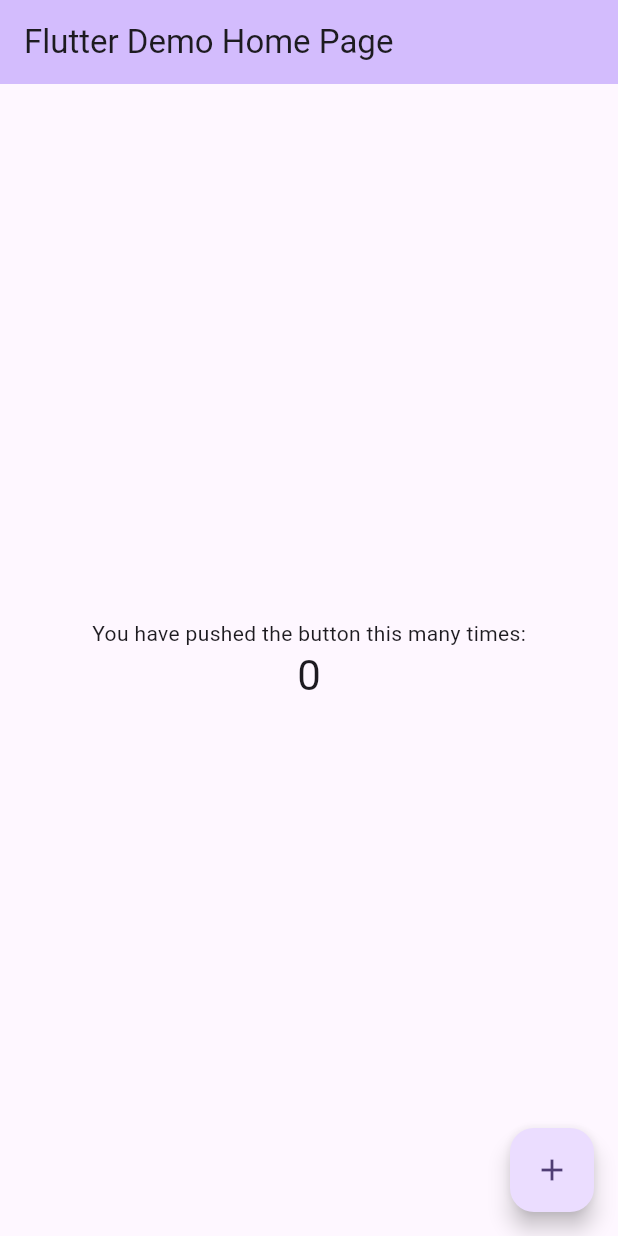
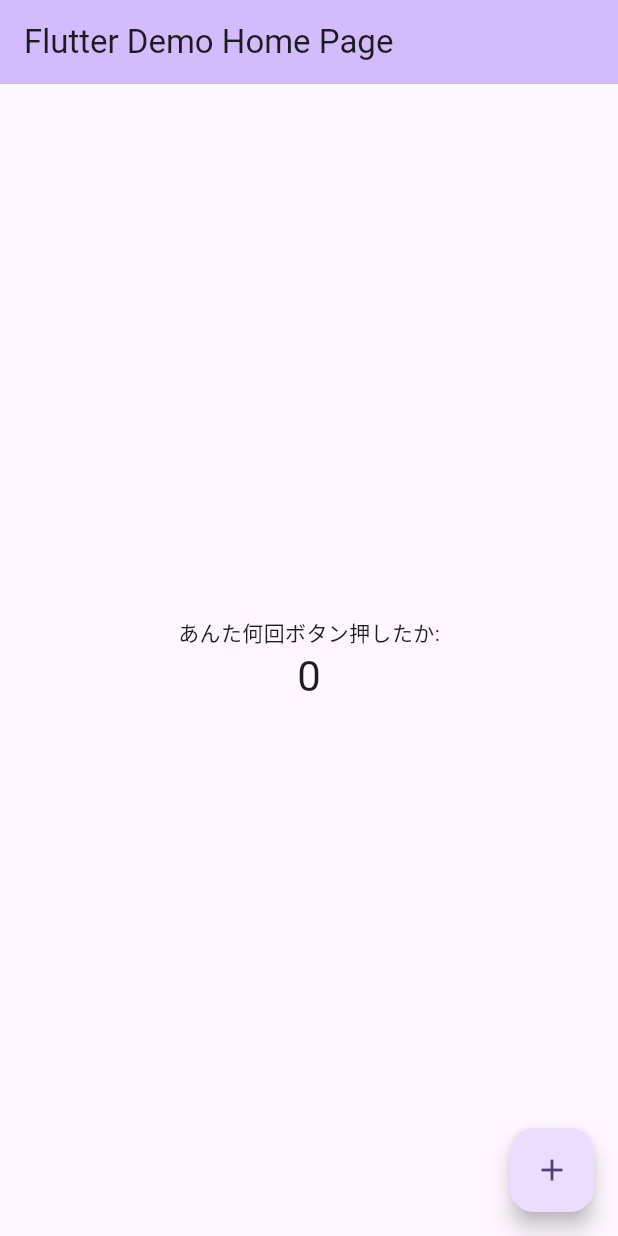
Before and after one commit to swift2024tourism/app, a Flutter app: the screen it shows after launch, on a phone screen of 412 x 824 dp. Run offline on Flutter 3.47's test engine with Material 3 defaults, Android fonts, the phone set to English and light mode, and no system bars.

Commit message:
テキストを変更しました

```diff
--- a/lib/main.dart
+++ b/lib/main.dart
@@ -50,7 +50,7 @@ class _MyHomePageState extends State<MyHomePage> {
           mainAxisAlignment: MainAxisAlignment.center,
           children: <Widget>[
             const Text(
-              'You have pushed the button this many times:',
+              'あんた何回ボタン押したか:',
             ),
             Text(
               '$_counter',
```
